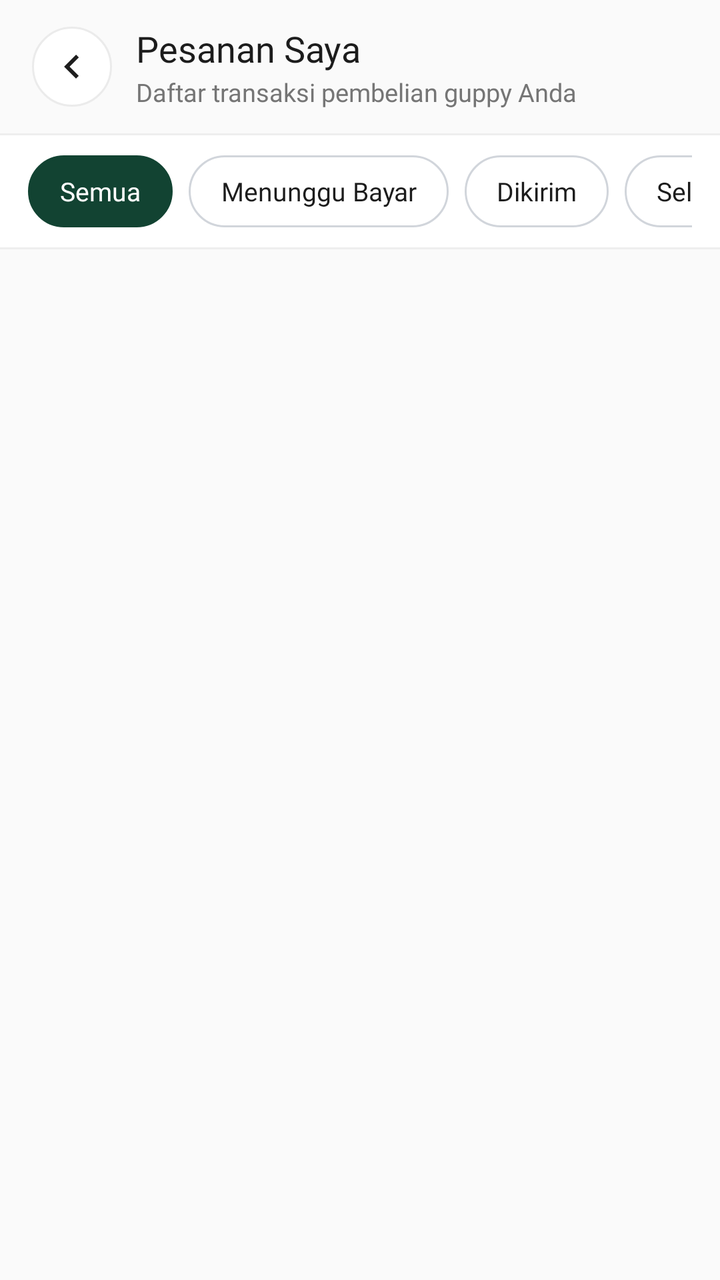
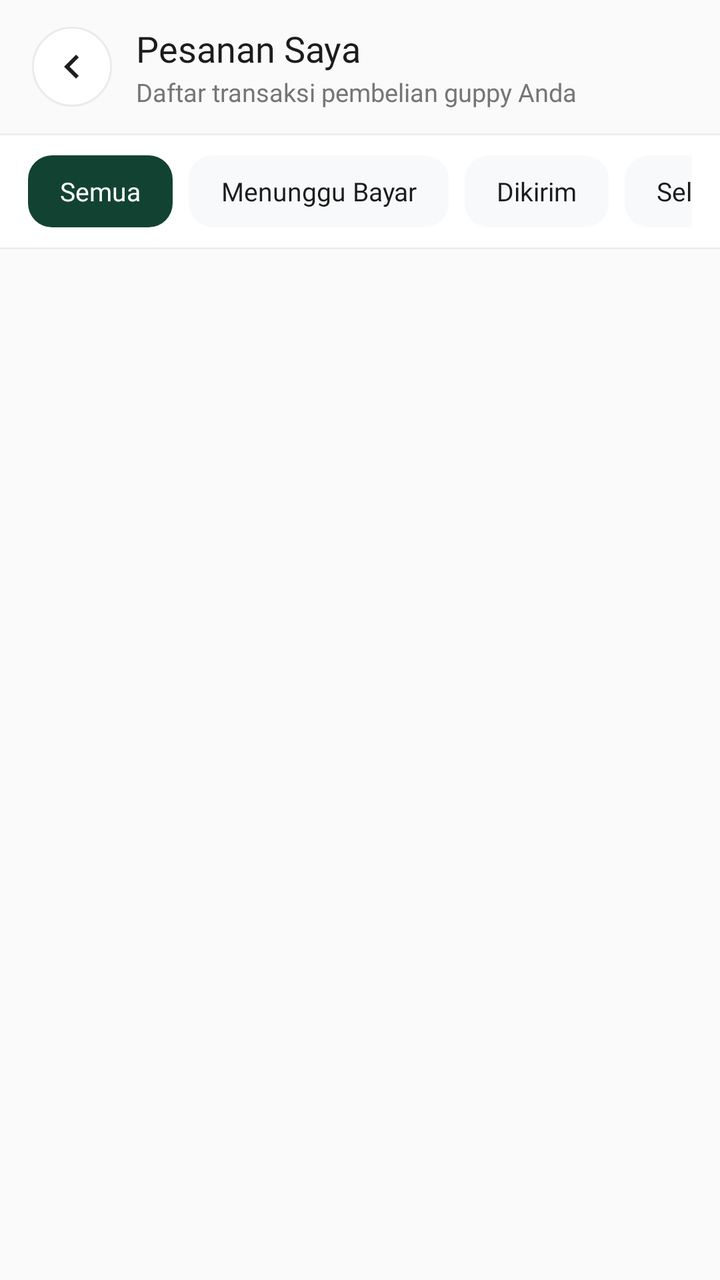

An Android layout rendered at two revisions. The XML below is the earlier revision; the diff shows what the commit changed to produce the second picture.
<!-- AndroidManifest.xml: application theme Theme.GuppyMarketIDN -->
<!-- res/layout/activity_my_orders.xml -->
<?xml version="1.0" encoding="utf-8"?>
<RelativeLayout
    xmlns:android="http://schemas.android.com/apk/res/android"
    xmlns:app="http://schemas.android.com/apk/res-auto"
    xmlns:tools="http://schemas.android.com/tools"
    android:id="@+id/main"
    android:layout_width="match_parent"
    android:layout_height="match_parent"
    android:background="#FAFAFA"
    tools:context=".menuProfile.MyOrdersActivity">

    
    <LinearLayout
        android:id="@+id/topBarMyOrders"
        android:layout_width="match_parent"
        android:layout_height="wrap_content"
        android:layout_alignParentTop="true"
        android:background="#FAFAFA"
        android:paddingHorizontal="16dp"
        android:paddingTop="12dp"
        android:paddingBottom="12dp"
        android:gravity="center_vertical"
        android:orientation="horizontal">

        <ImageView
            android:id="@+id/btnBackMyOrders"
            android:layout_width="40dp"
            android:layout_height="40dp"
            android:background="@drawable/bg_circle_white_stroke"
            android:src="@drawable/ic_chevron_left"
            android:padding="8dp"
            android:clickable="true"
            android:focusable="true"/>

        <LinearLayout
            android:layout_width="0dp"
            android:layout_weight="1"
            android:layout_height="wrap_content"
            android:layout_marginStart="12dp"
            android:orientation="vertical">

            <TextView
                android:layout_width="wrap_content"
                android:layout_height="wrap_content"
                android:fontFamily="@font/inter_bold"
                android:text="Pesanan Saya"
                android:textColor="@color/guppy_text_black"
                android:textSize="18sp"/>

            <TextView
                android:layout_width="wrap_content"
                android:layout_height="wrap_content"
                android:layout_marginTop="1dp"
                android:fontFamily="@font/inter_regular"
                android:text="Daftar transaksi pembelian guppy Anda"
                android:textColor="@color/guppy_text_gray"
                android:textSize="12.5sp"/>
        </LinearLayout>
    </LinearLayout>

    <View
        android:id="@+id/dividerHeader"
        android:layout_width="match_parent"
        android:layout_height="1dp"
        android:layout_below="@id/topBarMyOrders"
        android:background="#EEEEEE"/>

    
    <HorizontalScrollView
        android:id="@+id/scrollTabsMyOrders"
        android:layout_width="match_parent"
        android:layout_height="wrap_content"
        android:layout_below="@id/dividerHeader"
        android:background="@color/white"
        android:scrollbars="none"
        android:paddingVertical="10dp"
        android:paddingHorizontal="14dp">

        <LinearLayout
            android:layout_width="wrap_content"
            android:layout_height="wrap_content"
            android:orientation="horizontal">

            
            <TextView
                android:id="@+id/tabMyOrderSemua"
                android:layout_width="wrap_content"
                android:layout_height="36dp"
                android:background="@drawable/bg_chip_selected"
                android:backgroundTint="#124332"
                android:text="Semua"
                android:textColor="@color/white"
                android:fontFamily="@font/inter_bold"
                android:textSize="13sp"
                android:gravity="center"
                android:paddingHorizontal="16dp"
                android:layout_marginEnd="8dp"
                android:clickable="true"
                android:focusable="true"/>

            
            <TextView
                android:id="@+id/tabMyOrderMenunggu"
                android:layout_width="wrap_content"
                android:layout_height="36dp"
                android:background="@drawable/bg_btn_outline_pill_gray"
                android:text="Menunggu Bayar"
                android:textColor="@color/guppy_text_black"
                android:fontFamily="@font/inter_bold"
                android:textSize="13sp"
                android:gravity="center"
                android:paddingHorizontal="16dp"
                android:layout_marginEnd="8dp"
                android:clickable="true"
                android:focusable="true"/>

            
            <TextView
                android:id="@+id/tabMyOrderDikirim"
                android:layout_width="wrap_content"
                android:layout_height="36dp"
                android:background="@drawable/bg_btn_outline_pill_gray"
                android:text="Dikirim"
                android:textColor="@color/guppy_text_black"
                android:fontFamily="@font/inter_bold"
                android:textSize="13sp"
                android:gravity="center"
                android:paddingHorizontal="16dp"
                android:layout_marginEnd="8dp"
                android:clickable="true"
                android:focusable="true"/>

            
            <TextView
                android:id="@+id/tabMyOrderSelesai"
                android:layout_width="wrap_content"
                android:layout_height="36dp"
                android:background="@drawable/bg_btn_outline_pill_gray"
                android:text="Selesai"
                android:textColor="@color/guppy_text_black"
                android:fontFamily="@font/inter_bold"
                android:textSize="13sp"
                android:gravity="center"
                android:paddingHorizontal="16dp"
                android:clickable="true"
                android:focusable="true"/>
        </LinearLayout>
    </HorizontalScrollView>

    <View
        android:id="@+id/dividerTabs"
        android:layout_width="match_parent"
        android:layout_height="1dp"
        android:layout_below="@id/scrollTabsMyOrders"
        android:background="#EEEEEE"/>

    
    <androidx.recyclerview.widget.RecyclerView
        android:id="@+id/recyclerMyOrders"
        android:layout_width="match_parent"
        android:layout_height="match_parent"
        android:layout_below="@id/dividerTabs"
        android:clipToPadding="false"
        android:paddingHorizontal="18dp"
        android:paddingTop="14dp"
        android:paddingBottom="20dp"/>

    
    <TextView
        android:id="@+id/tvEmptyMyOrders"
        android:layout_width="wrap_content"
        android:layout_height="wrap_content"
        android:layout_centerInParent="true"
        android:fontFamily="@font/inter_medium"
        android:text="Belum ada pesanan pada kategori ini."
        android:textColor="@color/guppy_text_gray"
        android:textSize="13.5sp"
        android:visibility="gone"/>

</RelativeLayout>
<!-- resources referenced by this layout -->
<resources>
  <color name="guppy_text_black">#1C1C1C</color>
  <color name="guppy_text_gray">#757575</color>
  <color name="white">#FFFFFFFF</color>
  <!-- drawable bg_btn_outline_pill_gray (drawable) -->
  <?xml version="1.0" encoding="utf-8"?>
  <shape xmlns:android="http://schemas.android.com/apk/res/android">
      <solid android:color="@color/white" />
      <stroke android:width="1dp" android:color="#D1D5DB" />
      <corners android:radius="20dp" />
  </shape>
  <!-- drawable bg_chip_selected (drawable) -->
  <?xml version="1.0" encoding="utf-8"?>
  <shape xmlns:android="http://schemas.android.com/apk/res/android">
      <solid android:color="#E0F2F1" />
      <stroke
          android:width="1.5dp"
          android:color="@color/guppy_primary" />
      <corners android:radius="20dp" />
  </shape>
  <!-- drawable bg_circle_white_stroke (drawable) -->
  <?xml version="1.0" encoding="utf-8"?>
  <shape xmlns:android="http://schemas.android.com/apk/res/android" android:shape="oval">
      <solid android:color="@color/white" />
      <stroke android:width="1dp" android:color="@color/guppy_stroke" />
  </shape>
  <!-- drawable ic_chevron_left (drawable) -->
  <vector xmlns:android="http://schemas.android.com/apk/res/android"
      android:width="24dp"
      android:height="24dp"
      android:viewportWidth="24"
      android:viewportHeight="24">
    <path
        android:fillColor="#1E1E1E"
        android:pathData="M15.41,16.59L10.83,12l4.58,-4.59L14,6l-6,6 6,6 1.41,-1.41z"/>
  </vector>
  <style name="Theme.GuppyMarketIDN" parent="Base.Theme.GuppyMarketIDN" />
  <color name="guppy_primary">#00897B</color>
  <color name="guppy_stroke">#EBEBEB</color>
  <style name="Base.Theme.GuppyMarketIDN" parent="Theme.Material3.Light.NoActionBar">
          <item name="colorPrimary">@color/guppy_primary</item>
          <item name="colorOnPrimary">@color/white</item>
          <item name="android:textColorPrimary">@color/guppy_text_black</item>
          <item name="android:textColorSecondary">@color/guppy_text_gray</item>
          <item name="android:windowBackground">@color/guppy_background</item>
      </style>
  <color name="guppy_background">#F8F9FA</color>
</resources>

<!-- the commit's change to res/layout/activity_my_orders.xml (unified diff, before → after) -->
@@ -86,7 +86,7 @@
                 android:id="@+id/tabMyOrderSemua"
                 android:layout_width="wrap_content"
                 android:layout_height="36dp"
-                android:background="@drawable/bg_chip_selected"
+                android:background="@drawable/bg_btn_primary"
                 android:backgroundTint="#124332"
                 android:text="Semua"
                 android:textColor="@color/white"
@@ -103,7 +103,7 @@
                 android:id="@+id/tabMyOrderMenunggu"
                 android:layout_width="wrap_content"
                 android:layout_height="36dp"
-                android:background="@drawable/bg_btn_outline_pill_gray"
+                android:background="@drawable/bg_btn_solid_gray"
                 android:text="Menunggu Bayar"
                 android:textColor="@color/guppy_text_black"
                 android:fontFamily="@font/inter_bold"
@@ -119,7 +119,7 @@
                 android:id="@+id/tabMyOrderDikirim"
                 android:layout_width="wrap_content"
                 android:layout_height="36dp"
-                android:background="@drawable/bg_btn_outline_pill_gray"
+                android:background="@drawable/bg_btn_solid_gray"
                 android:text="Dikirim"
                 android:textColor="@color/guppy_text_black"
                 android:fontFamily="@font/inter_bold"
@@ -135,7 +135,7 @@
                 android:id="@+id/tabMyOrderSelesai"
                 android:layout_width="wrap_content"
                 android:layout_height="36dp"
-                android:background="@drawable/bg_btn_outline_pill_gray"
+                android:background="@drawable/bg_btn_solid_gray"
                 android:text="Selesai"
                 android:textColor="@color/guppy_text_black"
                 android:fontFamily="@font/inter_bold"
<!-- resource entries referenced after the edit -->
@@ -3,21 +3,17 @@
   <color name="guppy_text_black">#1C1C1C</color>
   <color name="guppy_text_gray">#757575</color>
   <color name="white">#FFFFFFFF</color>
-  <!-- drawable bg_btn_outline_pill_gray (drawable) -->
+  <!-- drawable bg_btn_primary (drawable) -->
   <?xml version="1.0" encoding="utf-8"?>
   <shape xmlns:android="http://schemas.android.com/apk/res/android">
-      <solid android:color="@color/white" />
-      <stroke android:width="1dp" android:color="#D1D5DB" />
-      <corners android:radius="20dp" />
+      <solid android:color="@color/guppy_primary" />
+      <corners android:radius="12dp" />
   </shape>
-  <!-- drawable bg_chip_selected (drawable) -->
+  <!-- drawable bg_btn_solid_gray (drawable) -->
   <?xml version="1.0" encoding="utf-8"?>
   <shape xmlns:android="http://schemas.android.com/apk/res/android">
-      <solid android:color="#E0F2F1" />
-      <stroke
-          android:width="1.5dp"
-          android:color="@color/guppy_primary" />
-      <corners android:radius="20dp" />
+      <solid android:color="#F8F9FA" />
+      <corners android:radius="12dp" />
   </shape>
   <!-- drawable bg_circle_white_stroke (drawable) -->
   <?xml version="1.0" encoding="utf-8"?>
